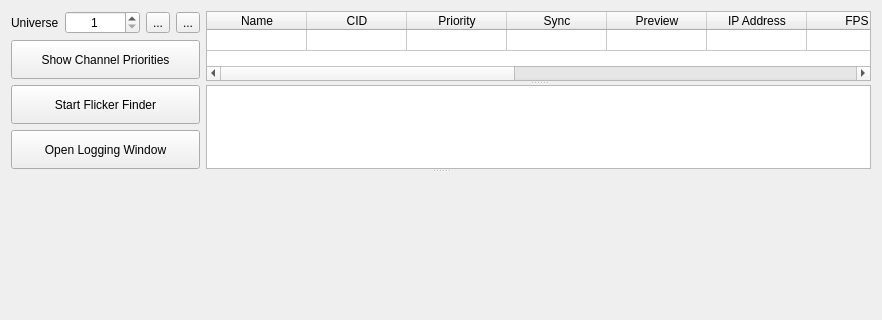
The window that ui/universeview.ui (docsteer/sacnview) describes before a commit, drawn with Qt 5; both pictures show x 0 to 882 and y 0 to 320 of the 882 by 490 pixel window.
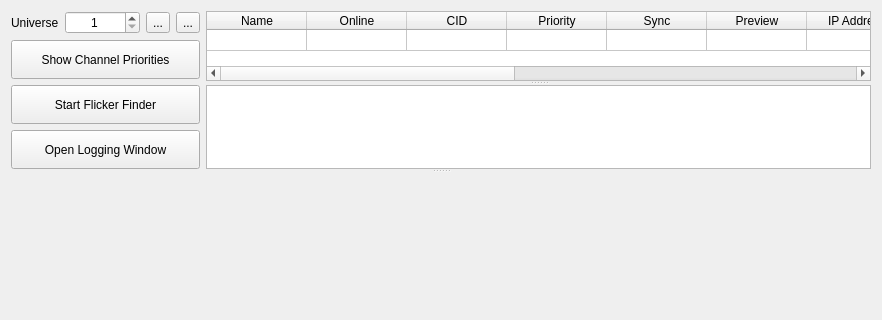
The same window after the commit. Icons and pictures are not drawn. Custom widgets are drawn as their Qt base class.

Commit message: Move and colourise online column in universe view

```diff
--- a/ui/universeview.ui
+++ b/ui/universeview.ui
@@ -229,6 +229,11 @@
             <string>Name</string>
            </property>
           </column>
+		  <column>
+           <property name="text">
+            <string>Online</string>
+           </property>
+          </column>
           <column>
            <property name="text">
             <string>CID</string>
@@ -269,11 +274,6 @@
             <string>Jumps</string>
            </property>
           </column>
-          <column>
-           <property name="text">
-            <string>Online</string>
-           </property>
-          </column>
           <column>
            <property name="text">
             <string>Ver</string>
```
The commit also changes 2 other files.
